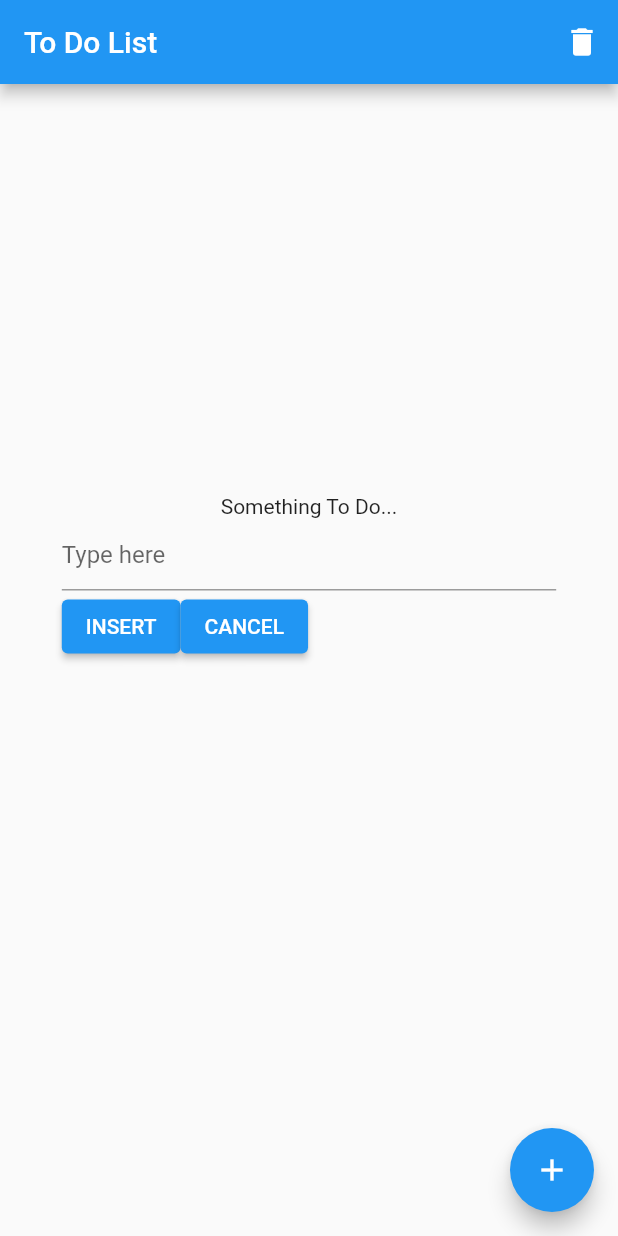
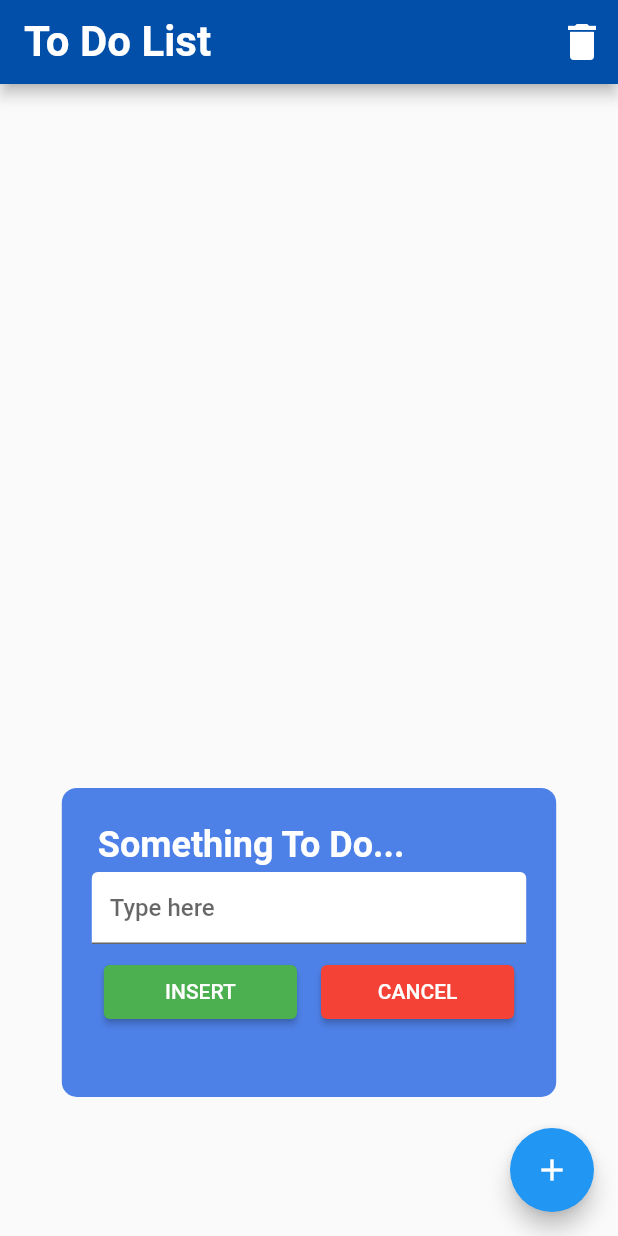
Before and after one commit to jgarzon26/ToDoList, a Flutter app: the screen it shows after launch, after a tap on the "add" icon, on a phone screen of 412 x 824 dp. Run offline on Flutter 3.47's test engine with Material 2 defaults, Android fonts, the phone set to English and light mode, and no system bars; our stand-ins replace flutter_hooks.

Commit message:
OverlayAndMain

```diff
--- a/lib/main.dart
+++ b/lib/main.dart
@@ -30,7 +30,14 @@ class _HomeState extends State<Home> {
     return(MaterialApp(
         home: Scaffold(
           appBar: AppBar(
-            title: Text("To Do List"),
+            backgroundColor: Color.fromRGBO(2, 79, 169, 100),
+            title: Text(
+                "To Do List",
+              style: TextStyle(
+                fontWeight: FontWeight.bold,
+                fontSize: 28,
+              ),
+            ),
             actions: [
               IconButton(
                   onPressed: () {
@@ -40,6 +47,7 @@ class _HomeState extends State<Home> {
                   },
                   icon: Icon(
                     Icons.delete,
+                    size: 32,
                   )
               ),
             ],
@@ -81,23 +89,48 @@ class _HomeState extends State<Home> {
     entry = OverlayEntry(
         builder: (context) {
           return FractionallySizedBox(
+            alignment: const Alignment(0, 0.7),
             widthFactor: 0.8,
-            heightFactor: 0.2,
+            heightFactor: 0.25,
             child: Scaffold(
-              body: Column(
+              body: Container(
+                decoration: const BoxDecoration(
+                    color: Color.fromRGBO(78, 129, 232, 100),
+                    borderRadius: BorderRadius.all(Radius.circular(10)),
+                ),
+                padding: EdgeInsets.all(20),
+                child: Column(
+                  crossAxisAlignment: CrossAxisAlignment.start,
                   children: [
-                  Text(
+                    const Padding(
+                      padding: EdgeInsets.all(4.0),
+                      child: Text(
                         "Something To Do...",
+                        style: TextStyle(
+                          color: Colors.white,
+                          fontWeight: FontWeight.bold,
+                          fontSize: 24,
+                        ),
+                      ),
                     ),
                     TextField(
                       controller: addItemController,
-                    decoration: InputDecoration(
+                      decoration: const InputDecoration(
+                        filled: true,
+                        fillColor: Colors.white,
                         hintText: "Type here",
+                      ),
+                      style: const TextStyle(
+                        fontWeight: FontWeight.w500,
                       ),
                     ),
                     Row(
+                      mainAxisAlignment: MainAxisAlignment.center,
                       children: [
-                      ElevatedButton(
+                        Expanded(
+                          child: Padding(
+                            padding: const EdgeInsets.all(8.0),
+                            child: ElevatedButton(
                                 onPressed: () {
                                   var itemText = addItemController.text;
                                   var doItemBuild = DoItem(itemText, updateList);
@@ -107,22 +140,36 @@ class _HomeState extends State<Home> {
                                   });
                                   hideItemOverlay();
                                 },
-                          child: Text(
+                              style: ButtonStyle(
+                                backgroundColor: MaterialStatePropertyAll(Colors.green),
+                              ),
+                                child: const Text(
                                   "INSERT",
                                 ),
                             ),
-                      ElevatedButton(
+                          ),
+                        ),
+                        Expanded(
+                          child: Padding(
+                            padding: const EdgeInsets.all(8.0),
+                            child: ElevatedButton(
                                 onPressed: () {
                                   addItemController.clear();
                                   hideItemOverlay();
                                 },
+                              style: ButtonStyle(
+                                backgroundColor: MaterialStatePropertyAll(Colors.red),
+                              ),
                                 child: Text(
                                   "CANCEL",
+                                ),
+                            ),
                           ),
                         ),
                       ],
                     )
                   ],
+                ),
               ),
             ),
           );
```
Lines whose indentation alone changed are shown as unchanged.
